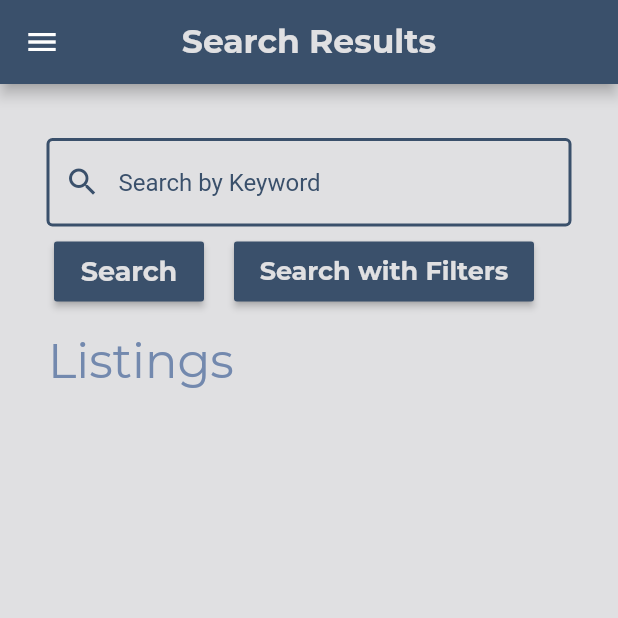
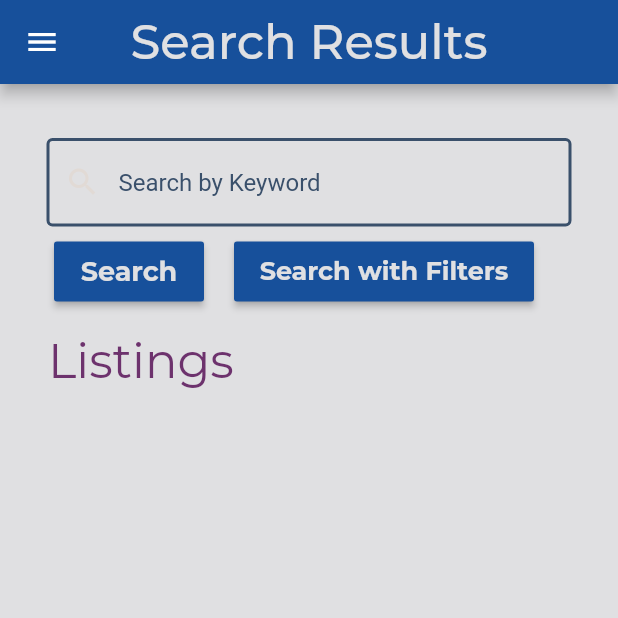
Before and after one commit to divvijchandna/hdbfinder, a Flutter app: the SearchPage screen opened directly, on a phone screen of 412 x 824 dp, the top half of it. Run offline on Flutter 3.47's test engine with Material 2 defaults, Android fonts, the light colour scheme and no system bars; our stand-ins replace cloud_firestore, firebase_auth, flushbar, flutter_spinkit, google_fonts; accounts and stored records are empty; network calls fail.

Commit message:
Add files via upload

```diff
--- a/lib/screens/home/search_page.dart
+++ b/lib/screens/home/search_page.dart
@@ -81,12 +81,12 @@ class _SearchPageState extends State<SearchPage> {
       drawer: MenuDrawer(),
       backgroundColor: Color(0xffe0e0e2),
       appBar: AppBar(
-        backgroundColor: Color(0xff3a506b),
+        backgroundColor: Color(0xff17509b),
         centerTitle: true,
         title: Text('Search Results',
           style: GoogleFonts.montserrat(
               textStyle: TextStyle(
-                  color: Color(0xffe0e0e2), fontSize: 22.0, fontWeight: FontWeight.bold)
+                  color: Color(0xffe0e0e2), fontSize: 32.0)
           ),
         ),
       ),
@@ -117,7 +117,7 @@ class _SearchPageState extends State<SearchPage> {
                           hintText: 'Search by Keyword',
                           prefixIcon: new Icon(
                               Icons.search,
-                              color: Color(0xff3a506b)
+                              color: Color(0xff17509)
                           ),
                           hintStyle: TextStyle(
                               color: Color(0xff3a506b)
@@ -161,7 +161,7 @@ class _SearchPageState extends State<SearchPage> {
 
                           textAlign: TextAlign.center,
                         ),
-                        color: Color(0xff3a506b),
+                        color: Color(0xff17509b),
                       ),
                     )
                 ),
@@ -187,7 +187,7 @@ class _SearchPageState extends State<SearchPage> {
                           ),
                           textAlign: TextAlign.center,
                         ),
-                        color: Color(0xff3a506b),
+                        color: Color(0xff17509b),
                       ),
                     )
                 ),
@@ -204,7 +204,7 @@ class _SearchPageState extends State<SearchPage> {
                       onPressed: () {
                         Navigator.push(context,
                             new MaterialPageRoute(builder: (context) {
-                              return new HDBDetail(houses[i]);
+                              return new HDBDetail(houses[i], i);
                             }
                             )
                         );
@@ -240,7 +240,7 @@ class HDBTitle extends StatelessWidget {
         'Listings',
         style: GoogleFonts.montserrat(
             textStyle: TextStyle(
-                color: Color(0xff7389ae), fontSize: 32.0)
+                color: Color(0xff6d326d), fontSize: 32.0)
         ),
       ),
     );
@@ -307,7 +307,7 @@ class HDBCell extends StatelessWidget {
                         houses[i]['town'] + " Block " + houses[i]['block'],
                         style: GoogleFonts.montserrat(
                             textStyle: TextStyle(
-                                color: Color(0xff3A506B), fontSize: 16.0)
+                                color: Color(0xff17509b), fontSize: 16.0)
                         ),
                       ),
                       new Padding(padding: const EdgeInsets.all(2.0)),
@@ -318,7 +318,7 @@ class HDBCell extends StatelessWidget {
                             padding: EdgeInsets.all(4.0),
                             child: Icon(
                               Icons.home,
-                              color: Color(0xff7389ae),
+                              color: Color(0xff6d326d),
                               size: 18.0,
                             ),
                           ),
@@ -330,7 +330,7 @@ class HDBCell extends StatelessWidget {
                               maxLines: 3,
                               style: GoogleFonts.montserrat(
                                   textStyle: TextStyle(
-                                      color: Color(0xff7389ae), fontSize: 14.0)
+                                      color: Color(0xff6d326d), fontSize: 14.0)
                               ),
                             ),
                           ),
@@ -340,7 +340,7 @@ class HDBCell extends StatelessWidget {
                             padding: EdgeInsets.all(0.0),
                             child: Icon(
                               Icons.attach_money,
-                              color: Color(0xff7389ae),
+                              color: Color(0xff6d326d),
                               size: 18.0,
                             ),
                           ),
@@ -351,7 +351,7 @@ class HDBCell extends StatelessWidget {
                                 houses[i]['resale_price'],
                                 style: GoogleFonts.montserrat(
                                     textStyle: TextStyle(
-                                        color: Color(0xff7389ae), fontSize: 14.0)
+                                        color: Color(0xff6d326d), fontSize: 14.0)
 
                                 ),
 
```
